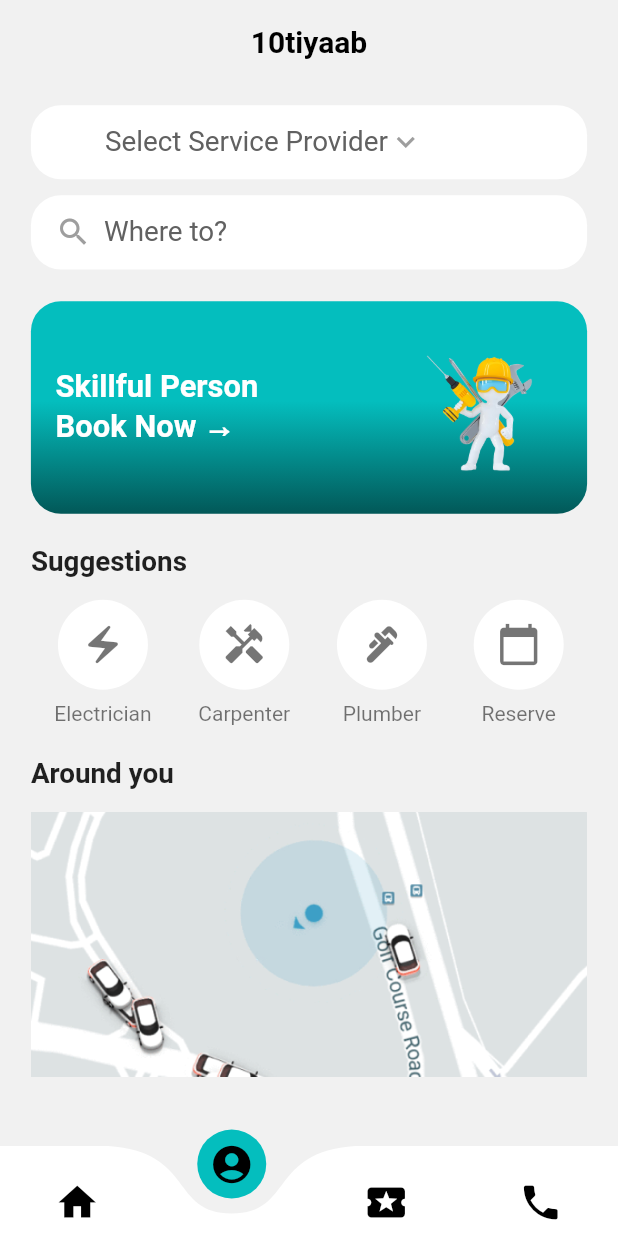
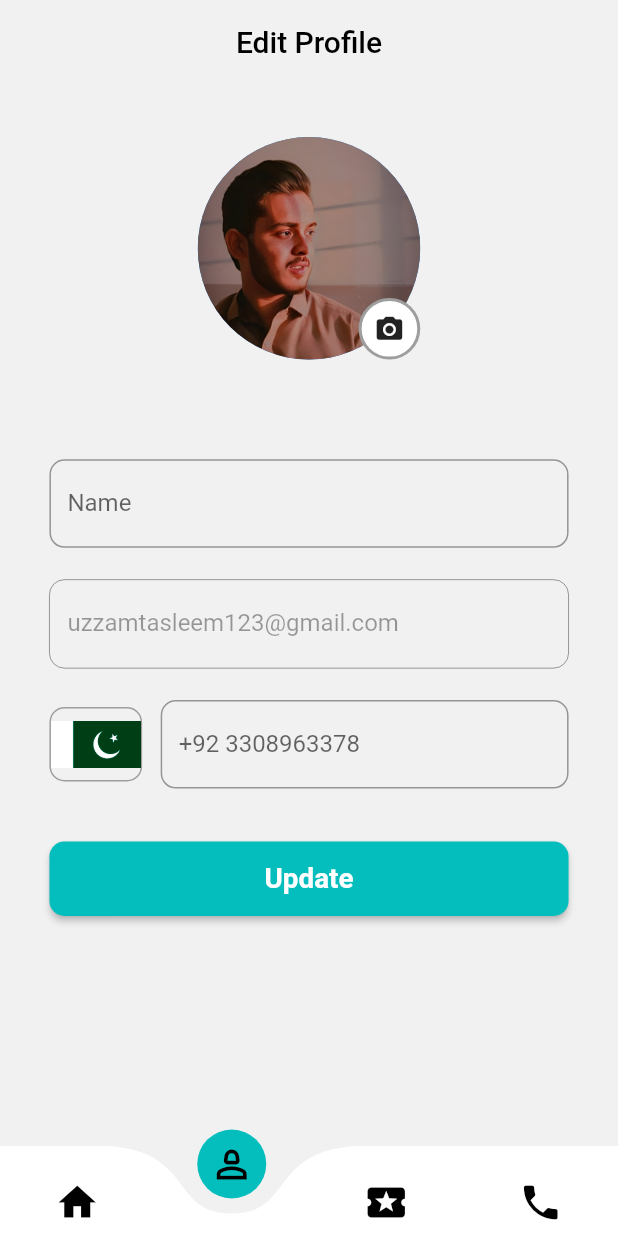
Before and after one commit to osamajaved07/10tiyaab, a Flutter app: the UserHomeScreen screen opened by its route, item 2 of the bottom bar chosen, on a phone screen of 412 x 824 dp. Run offline on Flutter 3.47's test engine with Material 3 defaults, Android fonts, the phone set to English and light mode, and no system bars; drawn by our look-alikes of curved_navigation_bar; our stand-ins replace feather_icons, get, image_picker, lottie, pinput, shared_preferences; accounts and stored records are empty.

Commit message:
Edit Profile page edit

```diff
--- a/lib/main.dart
+++ b/lib/main.dart
@@ -8,6 +8,7 @@ import 'package:fyp_1/mazdoor_screens/mazdoor_login_screen.dart';
 import 'package:fyp_1/mazdoor_screens/mazdoor_registration_screen.dart';
 import 'package:fyp_1/screen/selection_screen.dart';
 import 'package:fyp_1/screen/splash_screen.dart';
+import 'package:fyp_1/user_screen/edit_profile_screen.dart';
 import 'package:fyp_1/user_screen/user_homepage.dart';
 import 'package:fyp_1/user_screen/user_login_screen.dart';
 import 'package:fyp_1/user_screen/user_registration_screen.dart';
@@ -71,8 +72,12 @@ class MyApp extends StatelessWidget {
             name: '/homescreen',
             page: () => UserHomeScreen(
                   prefs: prefs,
-                )),
-
+                ),
+            transition: Transition.fadeIn),
+        GetPage(
+            name: '/editprofile',
+            page: () => EditProfilePage(prefs: prefs,),
+            transition: Transition.fadeIn),
       ],
     );
   }
--- /dev/null
+++ b/lib/user_screen/edit_profile_screen.dart
@@ -0,0 +1,203 @@
+// ignore_for_file: prefer_const_constructors, use_key_in_widget_constructors, library_private_types_in_public_api, avoid_print
+
+import 'package:flutter/material.dart';
+import 'package:fyp_1/styles/colors.dart';
+import 'package:fyp_1/styles/colors.dart';
+import 'package:fyp_1/user_screen/user_homepage.dart';
+import 'package:image_picker/image_picker.dart';
+import 'dart:io';
+import 'package:shared_preferences/shared_preferences.dart';
+
+class EditProfilePage extends StatefulWidget {
+  final SharedPreferences prefs;
+
+  const EditProfilePage({super.key, required this.prefs});
+
+  @override
+  _EditProfilePageState createState() => _EditProfilePageState();
+}
+
+class _EditProfilePageState extends State<EditProfilePage> {
+  String name = "";
+  TextEditingController _nameController = TextEditingController();
+  XFile? _profileImage;
+  final ImagePicker _picker = ImagePicker();
+
+  @override
+  void initState() {
+    super.initState();
+    _loadUserData();
+  }
+
+  Future<void> _loadUserData() async {
+    setState(() {
+      name = widget.prefs.getString('name') ?? 'User';
+      _nameController.text = name;
+    });
+  }
+
+  Future<void> _pickImage() async {
+  try {
+    final pickedImage = await _picker.pickImage(source: ImageSource.gallery);
+    setState(() {
+      _profileImage = pickedImage;
+    });
+  } catch (e) {
+    print('Error picking image: $e');
+  }
+}
+
+  @override
+  Widget build(BuildContext context) {
+    return Scaffold(
+      backgroundColor: tSecondaryColor,
+      appBar: AppBar(
+        title: Text('Edit Profile', style: TextStyle(color: Colors.black)),
+        centerTitle: true,
+        backgroundColor: tSecondaryColor,
+        elevation: 0,
+        automaticallyImplyLeading: false,
+         ),
+      body: LayoutBuilder(
+        builder: (context, constraints) {
+          final screenWidth = constraints.maxWidth;
+          final screenHeight = constraints.maxHeight;
+
+          return SingleChildScrollView(
+            child: Padding(
+              padding: EdgeInsets.symmetric(horizontal: screenWidth * 0.08),
+              child: Column(
+                crossAxisAlignment: CrossAxisAlignment.center,
+                children: [
+                  SizedBox(height: screenHeight * 0.05),
+
+                  // Profile Picture Section
+                  Stack(
+                    children: [
+                      CircleAvatar(
+                        radius: screenWidth * 0.18,
+                        backgroundImage: _profileImage != null
+                            ? FileImage(File(_profileImage!.path))
+                            : AssetImage('assets/images/fb.png')
+                                as ImageProvider,
+                      ),
+                      Positioned(
+                        bottom: 0,
+                        right: 0,
+                        child: GestureDetector(
+                          onTap: _pickImage,
+                          child: Container(
+                            padding: EdgeInsets.all(screenWidth * 0.02),
+                            decoration: BoxDecoration(
+                              color: Colors.white,
+                              shape: BoxShape.circle,
+                              border: Border.all(color: Colors.grey, width: 2),
+                            ),
+                            child: Icon(Icons.camera_alt, size: screenWidth * 0.05),
+                          ),
+                        ),
+                      ),
+                    ],
+                  ),
+                  SizedBox(height: screenHeight * 0.02),
+
+                  // User Name
+                  Text(
+                    name,
+                    style: TextStyle(
+                      fontWeight: FontWeight.bold,
+                      fontSize: screenWidth * 0.05,
+                    ),
+                  ),
+                  SizedBox(height: screenHeight * 0.04),
+
+                  // Name TextField
+                  TextField(
+                    controller: _nameController,
+                    decoration: InputDecoration(
+                      labelText: 'Name',
+                      border: OutlineInputBorder(
+                        borderRadius: BorderRadius.circular(10),
+                      ),
+                    ),
+                  ),
+                  SizedBox(height: screenHeight * 0.03),
+
+                  // Email TextField
+                  TextField(
+                    decoration: InputDecoration(
+                      labelText: 'uzzamtasleem123@gmail.com',
+                      border: OutlineInputBorder(
+                        borderRadius: BorderRadius.circular(10),
+                      ),
+                    ),
+                    enabled: false, // Email is not editable
+                  ),
+                  SizedBox(height: screenHeight * 0.03),
+
+                  // Phone Number TextField with Flag
+                  Row(
+                    children: [
+                      Container(
+                        width: screenWidth * 0.15,
+                        height: screenHeight * 0.07,
+                        decoration: BoxDecoration(
+                          border: Border.all(color: Colors.grey),
+                          borderRadius: BorderRadius.circular(10),
+                        ),
+                        child: Center(
+                          child: Image.asset(
+                            'assets/images/flag.png',
+                            fit: BoxFit.cover,
+                          ),
+                        ),
+                      ),
+                      SizedBox(width: screenWidth * 0.03),
+                      Expanded(
+                        child: TextField(
+                          decoration: InputDecoration(
+                            labelText: '+92 3308963378',
+                            border: OutlineInputBorder(
+                              borderRadius: BorderRadius.circular(10),
+                            ),
+                          ),
+                          keyboardType: TextInputType.phone,
+                        ),
+                      ),
+                    ],
+                  ),
+                  SizedBox(height: screenHeight * 0.05),
+
+                  // Update Button
+                  SizedBox(
+                    width: double.infinity,
+                    height: screenHeight * 0.07,
+                    child: ElevatedButton(
+                      onPressed: () {
+                        // Handle update action
+                      },
+                      style: ElevatedButton.styleFrom(
+                        backgroundColor: Color(0xFF04BEBE),
+                        shape: RoundedRectangleBorder(
+                          borderRadius: BorderRadius.circular(10),
+                        ),
+                      ),
+                      child: Text(
+                        'Update',
+                        style: TextStyle(
+                          fontSize: screenWidth * 0.045,
+                          fontWeight: FontWeight.bold,
+                        ),
+                      ),
+                    ),
+                  ),
+                ],
+              ),
+            ),
+          );
+        },
+      ),
+      bottomNavigationBar: BottomNavigationBarWidget(initialIndex: 1,),
+    );
+  }
+}
--- a/lib/user_screen/user_homepage.dart
+++ b/lib/user_screen/user_homepage.dart
@@ -242,7 +242,7 @@ class _UserHomeScreenState extends State<UserHomeScreen> {
           );
         },
       ),
-      bottomNavigationBar: BottomNavigationBarWidget(),
+      bottomNavigationBar: BottomNavigationBarWidget(initialIndex: 0,),
     );
   }
 
@@ -266,21 +266,61 @@ class _UserHomeScreenState extends State<UserHomeScreen> {
   }
 }
 
-class BottomNavigationBarWidget extends StatelessWidget {
+class BottomNavigationBarWidget extends StatefulWidget {
+  final int initialIndex;
+
+  BottomNavigationBarWidget({required this.initialIndex});
+
+  @override
+  _BottomNavigationBarWidgetState createState() =>
+      _BottomNavigationBarWidgetState();
+}
+
+class _BottomNavigationBarWidgetState extends State<BottomNavigationBarWidget> {
+  int _currentIndex = 0;
+
+  @override
+  void initState() {
+    super.initState();
+    _currentIndex = widget.initialIndex; // Set the initial index
+  }
+
   @override
   Widget build(BuildContext context) {
     return CurvedNavigationBar(
-      index: 0,
+      index: _currentIndex,
       backgroundColor: Colors.transparent,
       color: Colors.white,
       buttonBackgroundColor: tPrimaryColor,
       height: 60,
       items: <Widget>[
         Icon(Icons.home, size: 30, color: Colors.black),
-        Icon(Icons.account_circle, size: 30, color: Colors.black),
+        Icon(Icons.person_2_outlined, size: 30, color: Colors.black),
         Icon(Icons.local_activity, size: 30, color: Colors.black),
         Icon(Icons.phone, size: 30, color: Colors.black),
       ],
+      onTap: (index) {
+        setState(() {
+          _currentIndex = index;
+        });
+
+        // Navigate based on the tapped index
+        switch (index) {
+          case 0:
+            Get.toNamed('/homescreen',);
+
+            break;
+          case 1:
+             Get.toNamed('/editprofile',);
+            break;
+          case 2:
+             Get.toNamed('/homescreen',);
+            break;
+          case 3:
+             Get.toNamed('/homescreen',);
+            break;
+        }
+      },
     );
   }
 }
--- a/pubspec.yaml
+++ b/pubspec.yaml
@@ -17,6 +17,7 @@ dependencies:
   flutter_launcher_icons: ^0.13.1
   lottie: ^3.1.2
   feather_icons: ^1.2.0
+  image_picker: ^1.1.2
 
 flutter_launcher_icons:
  android: "launcher_icon"
```
Also changed, not shown: assets/images/fb.png (added), assets/images/flag.png (added), pubspec.lock, 6 other files.
